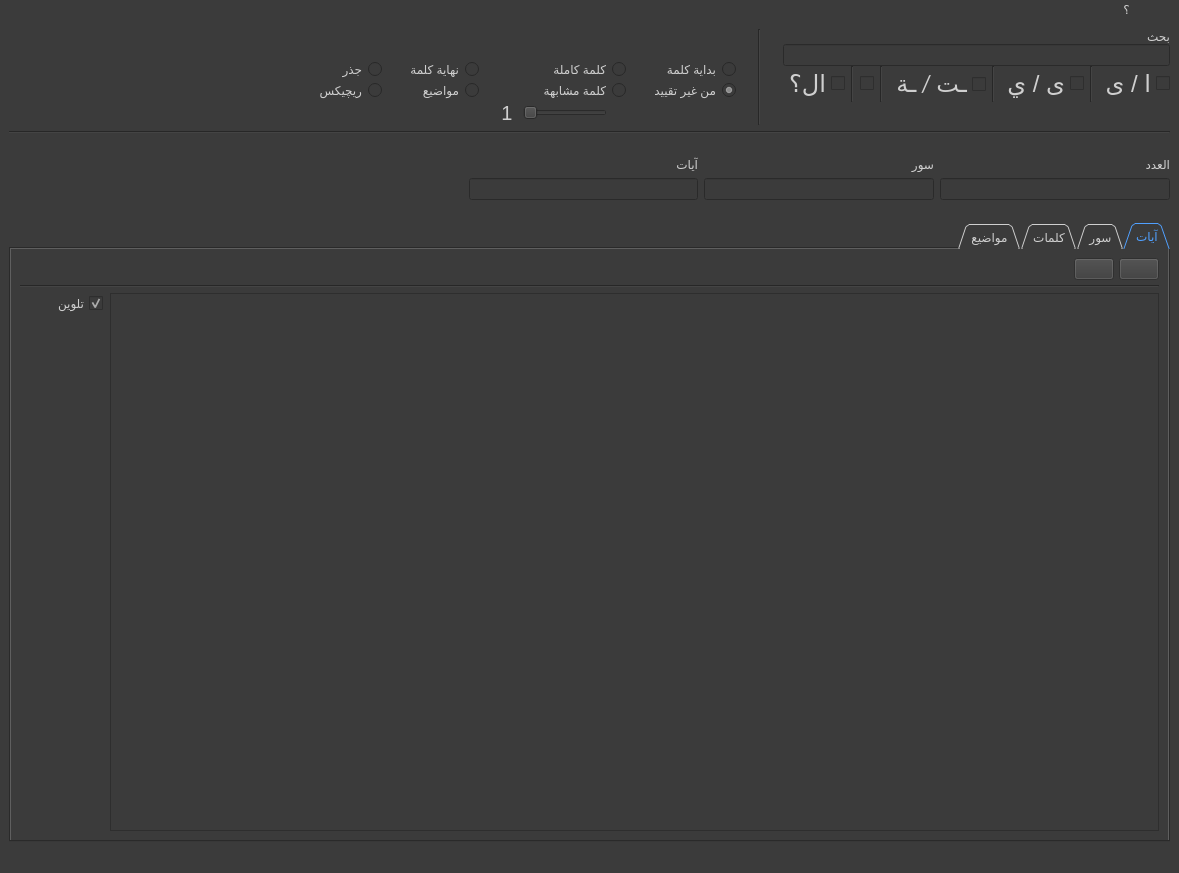
Above: gui/main_window/main_screen.ui from masalha-alaa/quran-counter before the change. Below: the same form after it.
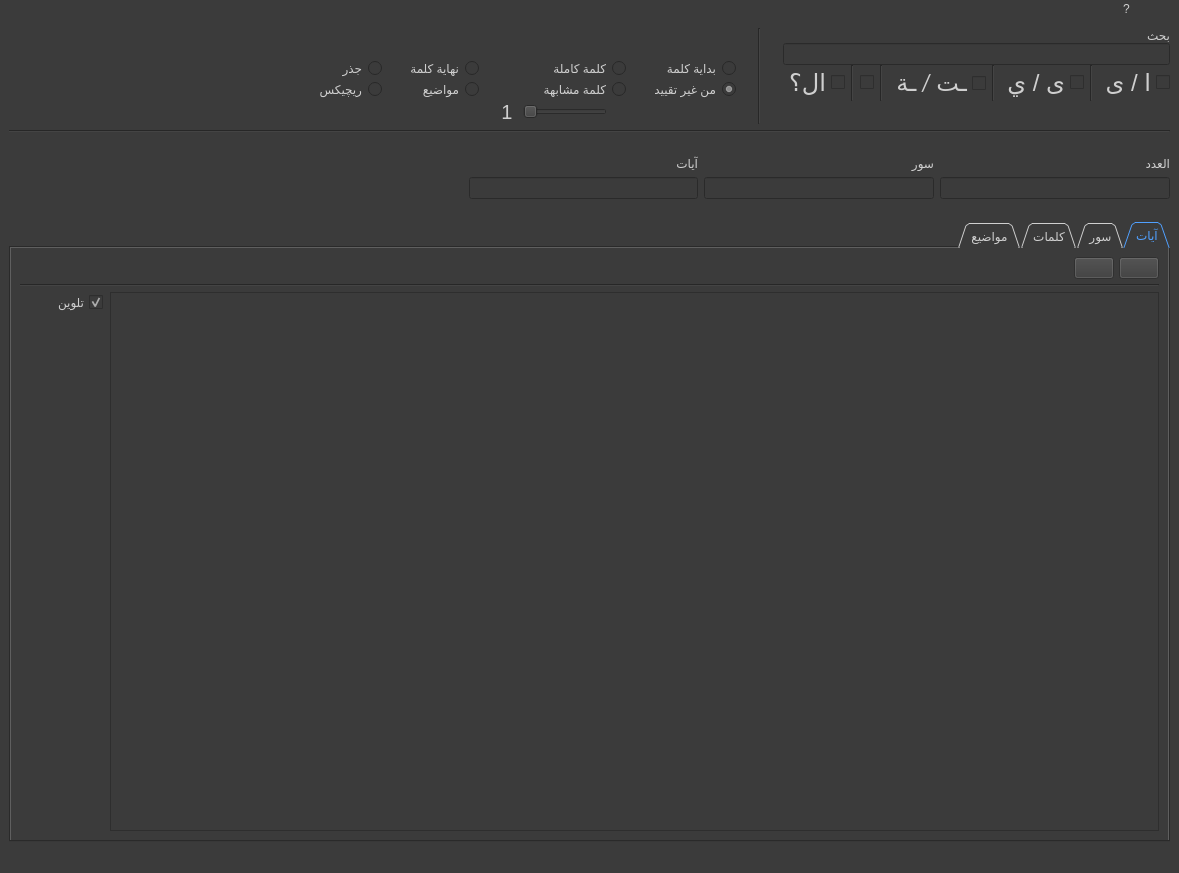
That is the form after the change. Icons and pictures are not drawn. Custom widgets are drawn as their Qt base class.

The edit to the form file:
```diff
--- a/gui/main_window/main_screen.ui
+++ b/gui/main_window/main_screen.ui
@@ -1543,7 +1543,7 @@
      <string>مساعدة</string>
     </property>
     <property name="title">
-     <string>؟</string>
+     <string notr="true">?</string>
     </property>
     <property name="toolTipsVisible">
      <bool>true</bool>
```
